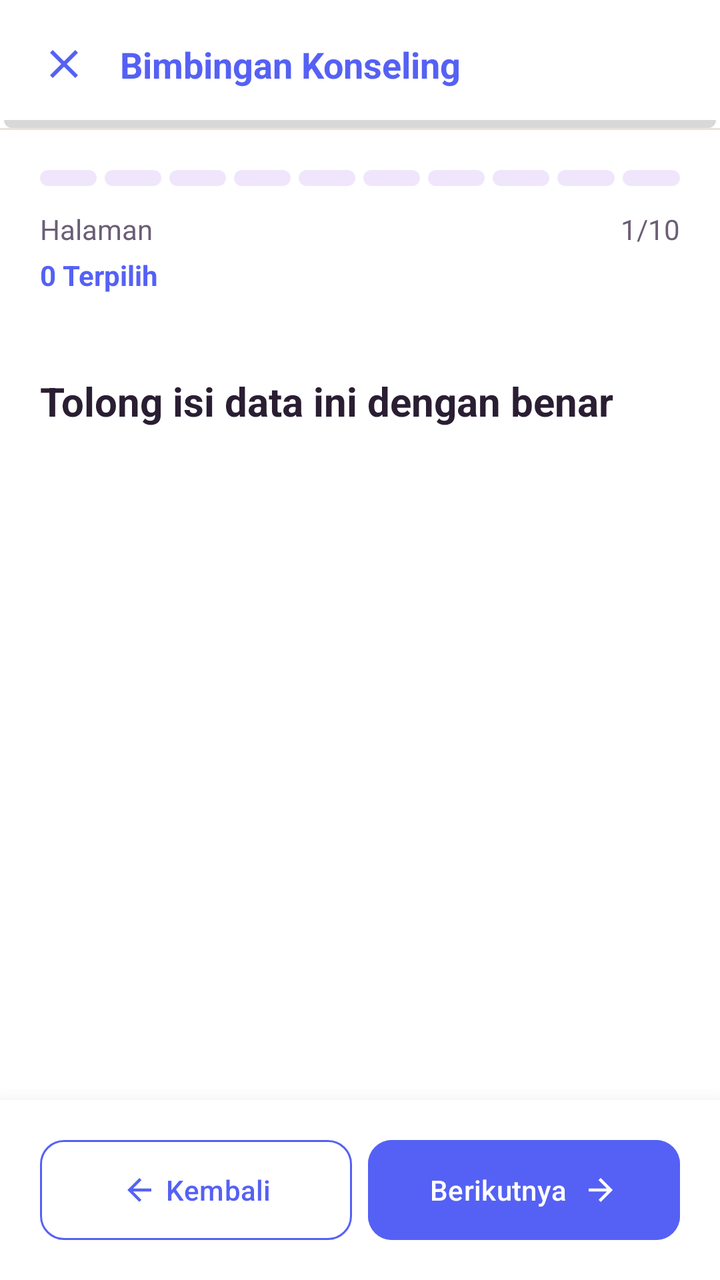
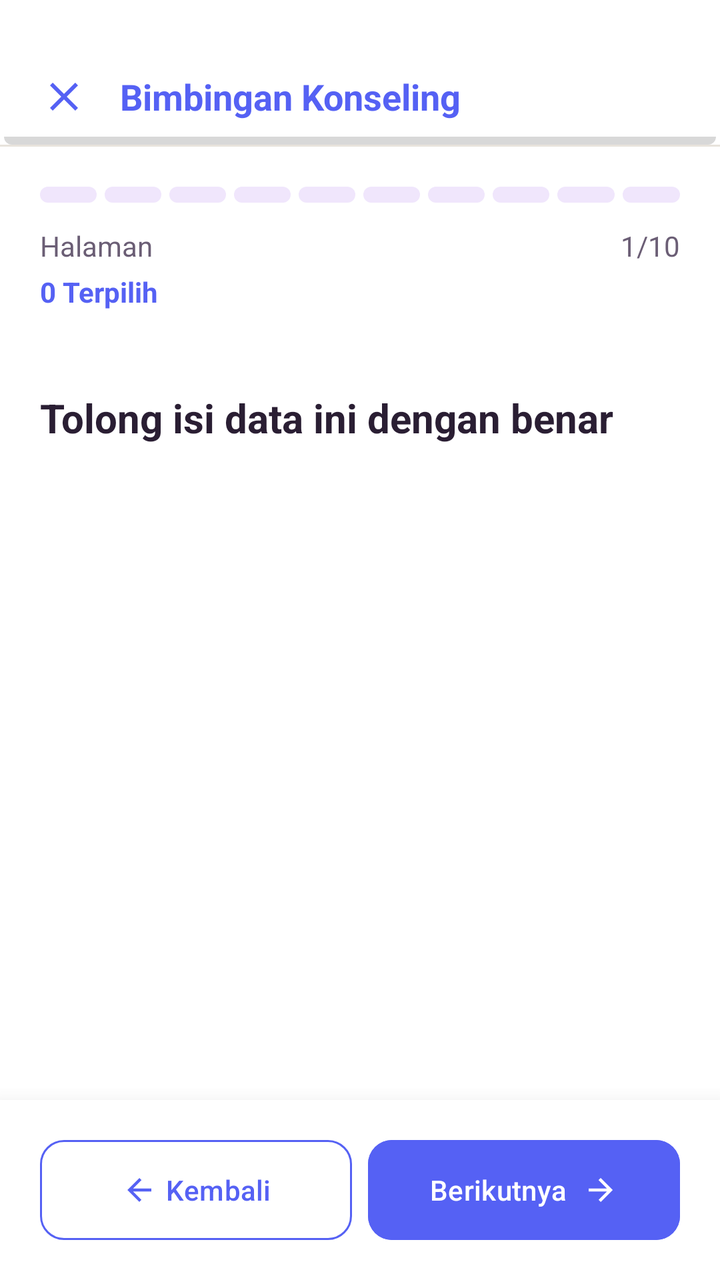

Screens rendered from an Android XML layout before and after an edit, with the pre-edit source and the edit as a unified diff.
<!-- AndroidManifest.xml: application theme Theme.BkNova -->
<!-- res/layout/fragment_form_aum_siswa.xml -->
<?xml version="1.0" encoding="utf-8"?>
<androidx.constraintlayout.widget.ConstraintLayout xmlns:android="http://schemas.android.com/apk/res/android"
    xmlns:app="http://schemas.android.com/apk/res-auto"
    xmlns:tools="http://schemas.android.com/tools"
    android:layout_width="match_parent"
    android:layout_height="match_parent"
    android:background="@color/white"
    tools:context=".fragment.FormAumFragment">

    
    <androidx.constraintlayout.widget.ConstraintLayout
        android:id="@+id/header"
        android:layout_width="match_parent"
        android:layout_height="?attr/actionBarSize"
        android:paddingHorizontal="20dp"
        android:background="@drawable/bg_header"
        app:layout_constraintTop_toTopOf="parent">

        <ImageView
            android:id="@+id/btn_close"
            android:layout_width="24dp"
            android:layout_height="24dp"
            android:contentDescription="@string/cd_tutup"
            android:src="@drawable/ic_close"
            app:layout_constraintBottom_toBottomOf="parent"
            app:layout_constraintStart_toStartOf="parent"
            app:layout_constraintTop_toTopOf="parent"
            app:tint="@color/brand_primary" />

        <TextView
            android:layout_width="wrap_content"
            android:layout_height="wrap_content"
            android:layout_marginStart="16dp"
            android:text="@string/bk"
            android:textColor="@color/brand_primary"
            android:textSize="18sp"
            android:textStyle="bold"
            app:layout_constraintBottom_toBottomOf="parent"
            app:layout_constraintStart_toEndOf="@id/btn_close"
            app:layout_constraintTop_toTopOf="parent" />


    </androidx.constraintlayout.widget.ConstraintLayout>

    <View
        android:id="@+id/divider_header"
        android:layout_width="match_parent"
        android:layout_height="1dp"
        android:background="@color/divider_color"
        app:layout_constraintTop_toBottomOf="@id/header" />

    
    <LinearLayout
        android:id="@+id/progress_section"
        android:layout_width="match_parent"
        android:layout_height="wrap_content"
        android:orientation="vertical"
        android:padding="20dp"
        app:layout_constraintTop_toBottomOf="@id/divider_header">

        
        <LinearLayout
            android:id="@+id/container_progress_bars"
            android:layout_width="match_parent"
            android:layout_height="8dp"
            android:orientation="horizontal"
            android:weightSum="10">

            
            <View android:id="@+id/step_1" android:layout_width="0dp" android:layout_height="match_parent" android:layout_weight="1" android:layout_marginEnd="4dp" android:background="@drawable/bg_progress_segment" />
            <View android:id="@+id/step_2" android:layout_width="0dp" android:layout_height="match_parent" android:layout_weight="1" android:layout_marginEnd="4dp" android:background="@drawable/bg_progress_segment" />
            <View android:id="@+id/step_3" android:layout_width="0dp" android:layout_height="match_parent" android:layout_weight="1" android:layout_marginEnd="4dp" android:background="@drawable/bg_progress_segment" />
            <View android:id="@+id/step_4" android:layout_width="0dp" android:layout_height="match_parent" android:layout_weight="1" android:layout_marginEnd="4dp" android:background="@drawable/bg_progress_segment" />
            <View android:id="@+id/step_5" android:layout_width="0dp" android:layout_height="match_parent" android:layout_weight="1" android:layout_marginEnd="4dp" android:background="@drawable/bg_progress_segment" />
            <View android:id="@+id/step_6" android:layout_width="0dp" android:layout_height="match_parent" android:layout_weight="1" android:layout_marginEnd="4dp" android:background="@drawable/bg_progress_segment" />
            <View android:id="@+id/step_7" android:layout_width="0dp" android:layout_height="match_parent" android:layout_weight="1" android:layout_marginEnd="4dp" android:background="@drawable/bg_progress_segment" />
            <View android:id="@+id/step_8" android:layout_width="0dp" android:layout_height="match_parent" android:layout_weight="1" android:layout_marginEnd="4dp" android:background="@drawable/bg_progress_segment" />
            <View android:id="@+id/step_9" android:layout_width="0dp" android:layout_height="match_parent" android:layout_weight="1" android:layout_marginEnd="4dp" android:background="@drawable/bg_progress_segment" />
            <View android:id="@+id/step_10" android:layout_width="0dp" android:layout_height="match_parent" android:layout_weight="1" android:background="@drawable/bg_progress_segment" />

        </LinearLayout>

        <RelativeLayout
            android:layout_width="match_parent"
            android:layout_height="wrap_content"
            android:layout_marginTop="12dp">

            <TextView
                android:id="@+id/tv_progress_label"
                android:layout_width="wrap_content"
                android:layout_height="wrap_content"
                android:layout_alignParentStart="true"
                android:text="Halaman"
                android:textColor="@color/text_color_secondary"
                android:textSize="14sp" />

            <TextView
                android:id="@+id/tv_progress_percent"
                android:layout_width="wrap_content"
                android:layout_height="wrap_content"
                android:layout_alignParentEnd="true"
                android:text="1/10"
                android:textColor="@color/text_color_secondary"
                android:textSize="14sp" />

            <TextView
                android:id="@+id/tv_selected_count"
                android:layout_width="wrap_content"
                android:layout_height="wrap_content"
                android:layout_below="@id/tv_progress_label"
                android:layout_alignParentStart="true"
                android:layout_marginTop="4dp"
                android:text="0 Terpilih"
                android:textColor="@color/brand_primary"
                android:textSize="14sp"
                android:textStyle="bold" />

        </RelativeLayout>

    </LinearLayout>

    
    <androidx.core.widget.NestedScrollView
        android:id="@+id/scroll_view_content"
        android:layout_width="match_parent"
        android:layout_height="0dp"
        android:fillViewport="true"
        app:layout_constraintBottom_toTopOf="@id/bottom_nav"
        app:layout_constraintTop_toBottomOf="@id/progress_section">

        <LinearLayout
            android:layout_width="match_parent"
            android:layout_height="wrap_content"
            android:orientation="vertical"
            android:padding="20dp">

            <TextView
                android:id="@+id/tv_question_title"
                android:layout_width="match_parent"
                android:layout_height="wrap_content"

                android:text="@string/aum_q1_text"
                android:textColor="@color/text_color_primary"
                android:textSize="20sp"
                android:textStyle="bold" />

            <LinearLayout
                android:id="@+id/container_options"
                android:layout_width="match_parent"
                android:layout_height="wrap_content"
                android:layout_marginTop="24dp"
                android:orientation="vertical">

                

            </LinearLayout>

        </LinearLayout>
    </androidx.core.widget.NestedScrollView>

    
    <LinearLayout
        android:id="@+id/bottom_nav"
        android:layout_width="match_parent"
        android:layout_height="wrap_content"
        android:background="@color/white"
        android:elevation="16dp"
        android:orientation="horizontal"
        android:padding="20dp"
        android:gravity="center"
        android:fitsSystemWindows="true"
        app:layout_constraintBottom_toBottomOf="parent"
        app:layout_constraintStart_toStartOf="parent"
        app:layout_constraintEnd_toEndOf="parent">

        <com.google.android.material.button.MaterialButton
            android:id="@+id/btn_back"
            style="@style/Widget.Material3.Button.OutlinedButton"
            android:layout_width="0dp"
            android:layout_height="50dp"
            android:layout_marginEnd="4dp"
            android:layout_weight="1"
            android:text="@string/btn_kembali"
            android:textAllCaps="false"
            android:textColor="@color/brand_primary"
            android:insetTop="0dp"
            android:insetBottom="0dp"
            app:cornerRadius="12dp"
            app:icon="@drawable/ic_arrow_back"
            app:iconGravity="textStart"
            app:iconTint="@color/brand_primary"
            app:strokeColor="@color/brand_primary" />

        <com.google.android.material.button.MaterialButton
            android:id="@+id/btn_next"
            android:layout_width="0dp"
            android:layout_height="50dp"
            android:layout_marginStart="4dp"
            android:layout_weight="1"
            android:backgroundTint="@color/brand_primary"
            android:text="@string/btn_selanjutnya"
            android:textAllCaps="false"
            android:textColor="@color/white"
            android:insetTop="0dp"
            android:insetBottom="0dp"
            app:cornerRadius="12dp"
            app:icon="@drawable/ic_arrow_forward"
            app:iconGravity="textEnd"
            app:iconTint="@color/white" />

    </LinearLayout>

</androidx.constraintlayout.widget.ConstraintLayout>
<!-- resources referenced by this layout -->
<resources>
  <color name="brand_primary">#5561F4</color>
  <color name="divider_color">#E8E3DC</color>
  <color name="text_color_primary">#2A1E33</color>
  <color name="text_color_secondary">#6B5E75</color>
  <color name="white">#FFFFFFFF</color>
  <!-- drawable bg_header (drawable) -->
  <?xml version="1.0" encoding="utf-8"?>
  <layer-list xmlns:android="http://schemas.android.com/apk/res/android">
  
      
      <item
          android:left="2dp"
          android:right="2dp"
          android:top="4dp">
  
          <shape android:shape="rectangle">
  
              <solid android:color="#27000000"/>
              <corners android:radius="4dp" />
            />
          </shape>
  
      </item>
  
      
      <item
          android:right="0dp"
          android:bottom="4dp">
  
          <shape android:shape="rectangle">
              <solid android:color="#FFFFFF" />
               />
          </shape>
  
      </item>
  
  </layer-list>
  <!-- drawable bg_progress_segment (drawable) -->
  <?xml version="1.0" encoding="utf-8"?>
  <shape xmlns:android="http://schemas.android.com/apk/res/android"
      android:shape="rectangle">
      <corners android:radius="100dp" />
      <solid android:color="@color/brand_soft" />
  </shape>
  <!-- drawable ic_arrow_back (drawable) -->
  <vector xmlns:android="http://schemas.android.com/apk/res/android"
      android:width="24dp"
      android:height="24dp"
      android:viewportWidth="24"
      android:viewportHeight="24">
      <path
          android:fillColor="#FF000000"
          android:pathData="M20,11H7.83l5.59,-5.59L12,4l-8,8 8,8 1.41,-1.41L7.83,13H20v-2z" />
  </vector>
  <!-- drawable ic_arrow_forward (drawable) -->
  <vector xmlns:android="http://schemas.android.com/apk/res/android"
      android:width="24dp"
      android:height="24dp"
      android:viewportWidth="24"
      android:viewportHeight="24">
      <path
          android:fillColor="#FF000000"
          android:pathData="M12,4l-1.41,1.41L16.17,11H4v2h12.17l-5.58,5.59L12,20l8,-8z" />
  </vector>
  <!-- drawable ic_close (drawable) -->
  <vector xmlns:android="http://schemas.android.com/apk/res/android"
      android:width="24dp"
      android:height="24dp"
      android:viewportWidth="24"
      android:viewportHeight="24">
      <path
          android:fillColor="#FF000000"
          android:pathData="M19,6.41L17.59,5L12,10.59L6.41,5L5,6.41L10.59,12L5,17.59L6.41,19L12,13.41L17.59,19L19,17.59L13.41,12L19,6.41Z" />
  </vector>
  <string name="aum_q1_text">Tolong isi data ini dengan benar</string>
  <string name="bk">Bimbingan Konseling</string>
  <string name="btn_kembali">Kembali</string>
  <string name="btn_selanjutnya">Berikutnya</string>
  <string name="cd_tutup">Tutup</string>
  <style name="Theme.BkNova" parent="Base.Theme.BkNova" />
  <color name="brand_soft">#F0E6FC</color>
  <color name="accent_pink">#FF7FAF</color>
  <color name="accent_pink_soft">#FFECF3</color>
  <color name="accent_peach">#FFC6BF</color>
  <color name="accent_peach_soft">#FFE8E5</color>
  <color name="background_cream">#F8F7F2</color>
  <color name="red_text">#DC2626</color>
  <color name="red_light">#FEE2E2</color>
  <!-- unchanged entries left out for length: 1 -->
</resources>

<!-- the commit's change to res/layout/fragment_form_aum_siswa.xml (unified diff, before → after) -->
@@ -11,7 +11,9 @@
     <androidx.constraintlayout.widget.ConstraintLayout
         android:id="@+id/header"
         android:layout_width="match_parent"
-        android:layout_height="?attr/actionBarSize"
+        android:layout_height="wrap_content"
+        android:paddingTop="36dp"
+        android:paddingBottom="12dp"
         android:paddingHorizontal="20dp"
         android:background="@drawable/bg_header"
         app:layout_constraintTop_toTopOf="parent">
